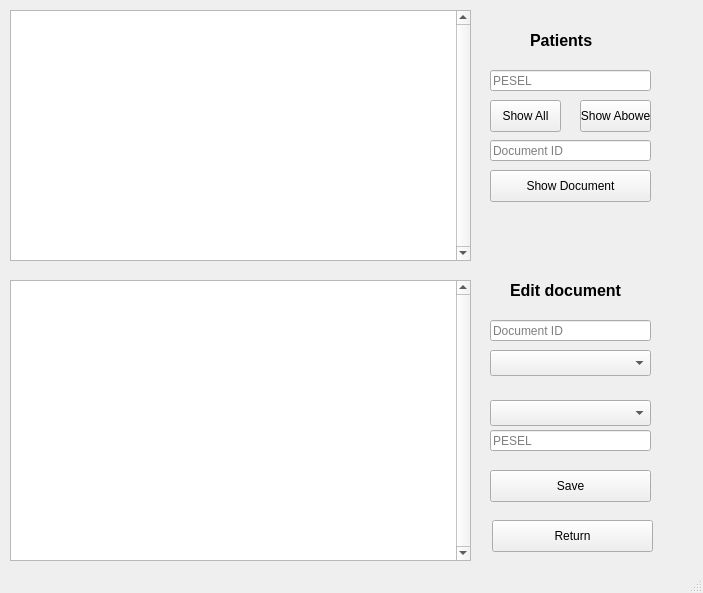
Above: gui/Medician.ui from FilipHa5/Clinic-Management-PyMongo before the change. Below: the same form after it.
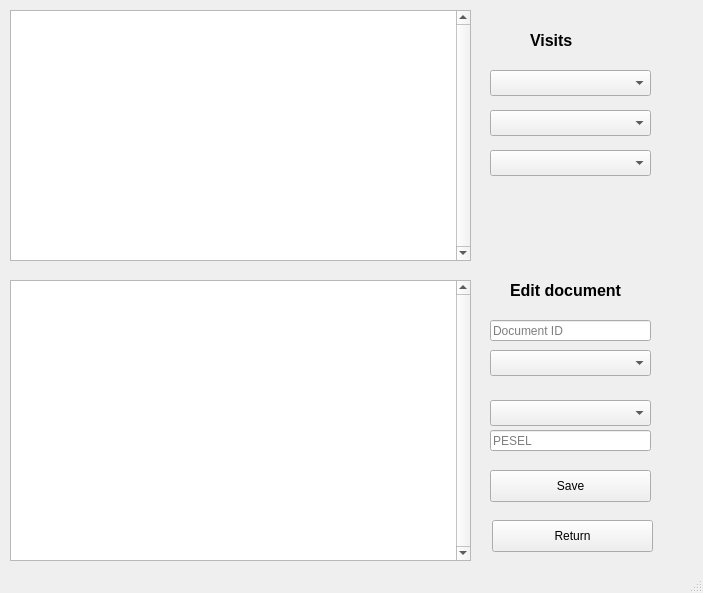
That is the form after the change.

Commit message: Modified Medician.ui (also .py)

```diff
--- a/gui/Medician.ui
+++ b/gui/Medician.ui
@@ -66,49 +66,7 @@
      </font>
     </property>
     <property name="text">
-     <string>Patients</string>
-    </property>
-   </widget>
-   <widget class="QPushButton" name="show_all_push_button">
-    <property name="geometry">
-     <rect>
-      <x>490</x>
-      <y>100</y>
-      <width>71</width>
-      <height>32</height>
-     </rect>
-    </property>
-    <property name="text">
-     <string>Show All</string>
-    </property>
-   </widget>
-   <widget class="QPushButton" name="show_abowe_push_button">
-    <property name="geometry">
-     <rect>
-      <x>580</x>
-      <y>100</y>
-      <width>71</width>
-      <height>32</height>
-     </rect>
-    </property>
-    <property name="text">
-     <string>Show Abowe</string>
-    </property>
-   </widget>
-   <widget class="QLineEdit" name="patient_line_edit">
-    <property name="geometry">
-     <rect>
-      <x>490</x>
-      <y>70</y>
-      <width>161</width>
-      <height>21</height>
-     </rect>
-    </property>
-    <property name="text">
-     <string/>
-    </property>
-    <property name="placeholderText">
-     <string>PESEL</string>
+     <string>Visits</string>
     </property>
    </widget>
    <widget class="QPushButton" name="return_push_button">
@@ -183,35 +141,6 @@
      <string>Save</string>
     </property>
    </widget>
-   <widget class="QLineEdit" name="show_document_line_edit">
-    <property name="geometry">
-     <rect>
-      <x>490</x>
-      <y>140</y>
-      <width>161</width>
-      <height>21</height>
-     </rect>
-    </property>
-    <property name="text">
-     <string/>
-    </property>
-    <property name="placeholderText">
-     <string>Document ID</string>
-    </property>
-   </widget>
-   <widget class="QPushButton" name="show_document_push_button">
-    <property name="geometry">
-     <rect>
-      <x>490</x>
-      <y>170</y>
-      <width>161</width>
-      <height>32</height>
-     </rect>
-    </property>
-    <property name="text">
-     <string>Show Document</string>
-    </property>
-   </widget>
    <widget class="QLineEdit" name="pesel_append_line_edit">
     <property name="geometry">
      <rect>
@@ -238,6 +167,36 @@
      </rect>
     </property>
    </widget>
+   <widget class="QComboBox" name="days_combo_box">
+    <property name="geometry">
+     <rect>
+      <x>490</x>
+      <y>70</y>
+      <width>161</width>
+      <height>26</height>
+     </rect>
+    </property>
+   </widget>
+   <widget class="QComboBox" name="visits_combo_box">
+    <property name="geometry">
+     <rect>
+      <x>490</x>
+      <y>110</y>
+      <width>161</width>
+      <height>26</height>
+     </rect>
+    </property>
+   </widget>
+   <widget class="QComboBox" name="patients_combo_box">
+    <property name="geometry">
+     <rect>
+      <x>490</x>
+      <y>150</y>
+      <width>161</width>
+      <height>26</height>
+     </rect>
+    </property>
+   </widget>
   </widget>
   <widget class="QStatusBar" name="statusbar"/>
  </widget>
```
The commit also changes 1 other file.
